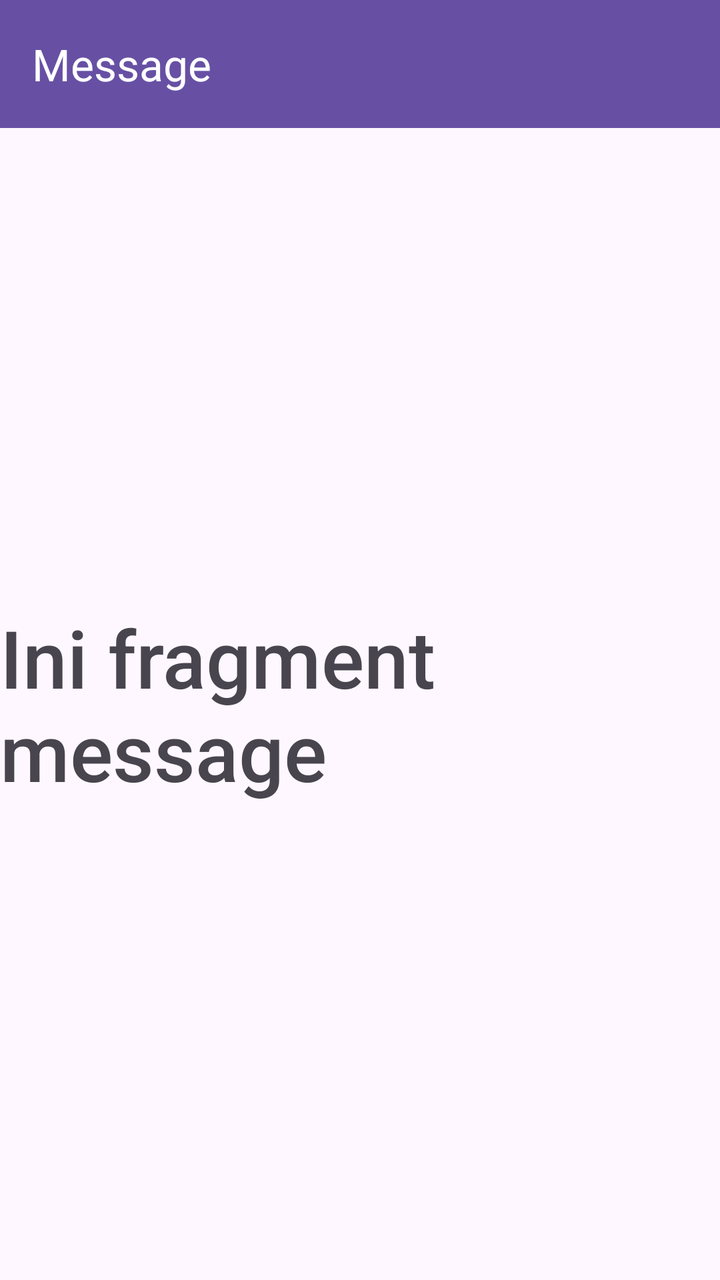
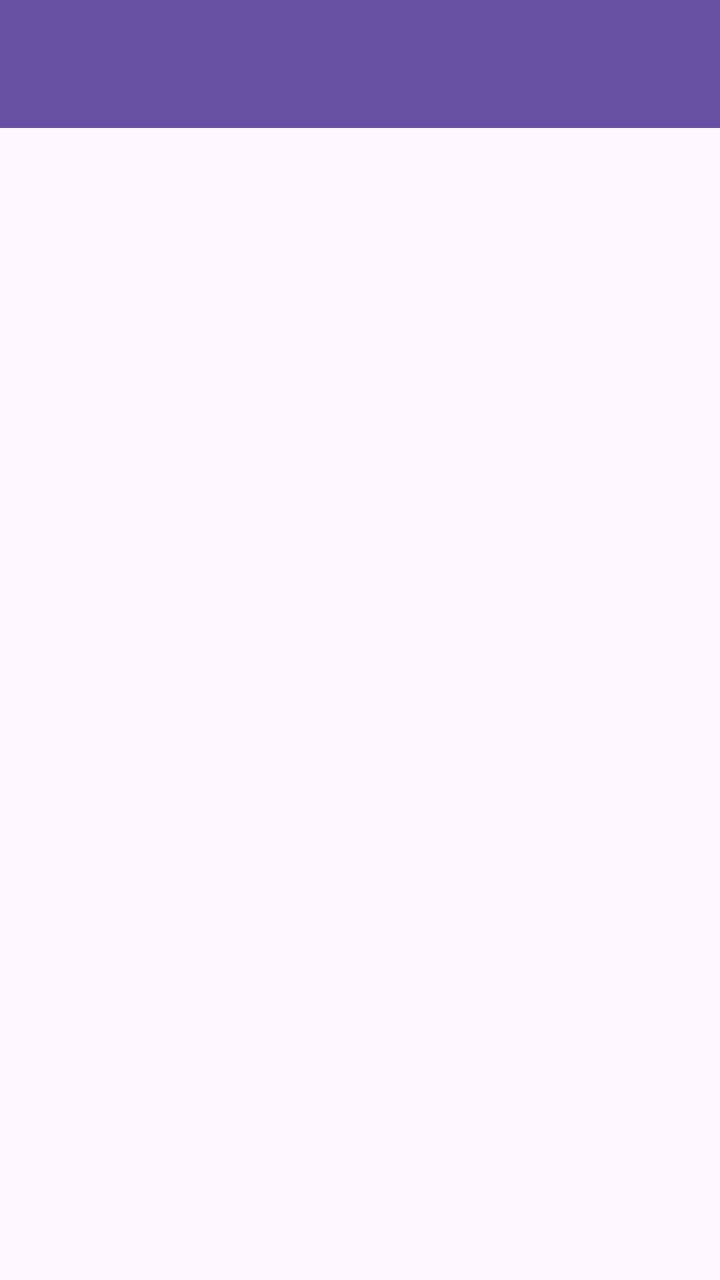

Before-and-after screenshots of an Android layout around one commit, followed by the original layout XML and the change that was made.
<!-- AndroidManifest.xml: application theme Theme.ArsyadApps -->
<!-- res/layout/fragment_message.xml -->
<?xml version="1.0" encoding="utf-8"?>
<androidx.constraintlayout.widget.ConstraintLayout xmlns:android="http://schemas.android.com/apk/res/android"
    xmlns:app="http://schemas.android.com/apk/res-auto"
    xmlns:tools="http://schemas.android.com/tools"
    android:layout_width="match_parent"
    android:layout_height="match_parent"
    tools:context=".Message.MessageFragment">

    <androidx.appcompat.widget.Toolbar
        android:id="@+id/toolbar"
        android:layout_width="match_parent"
        android:layout_height="?attr/actionBarSize"
        android:background="?attr/colorPrimary"
        app:title="Message"
        app:titleTextColor="@android:color/white"
        app:layout_constraintTop_toTopOf="parent" />

    <TextView
        android:layout_width="wrap_content"
        android:layout_height="wrap_content"
        android:fontFamily="sans-serif-medium"
        android:textSize="40sp"
        android:text="Ini fragment message"
        app:layout_constraintBottom_toBottomOf="parent"
        app:layout_constraintEnd_toEndOf="parent"
        app:layout_constraintStart_toStartOf="parent"
        app:layout_constraintTop_toBottomOf="@id/toolbar" />

</androidx.constraintlayout.widget.ConstraintLayout>
<!-- resources referenced by this layout -->
<resources>
  <style name="Theme.ArsyadApps" parent="Base.Theme.ArsyadApps" />
  <style name="Base.Theme.ArsyadApps" parent="Theme.Material3.DayNight.NoActionBar">
          
          
      </style>
</resources>

<!-- the commit's change to res/layout/fragment_message.xml (unified diff, before → after) -->
@@ -1,29 +1,33 @@
 <?xml version="1.0" encoding="utf-8"?>
-<androidx.constraintlayout.widget.ConstraintLayout xmlns:android="http://schemas.android.com/apk/res/android"
+<androidx.coordinatorlayout.widget.CoordinatorLayout
+    xmlns:android="http://schemas.android.com/apk/res/android"
     xmlns:app="http://schemas.android.com/apk/res-auto"
     xmlns:tools="http://schemas.android.com/tools"
     android:layout_width="match_parent"
     android:layout_height="match_parent"
     tools:context=".Message.MessageFragment">
 
-    <androidx.appcompat.widget.Toolbar
-        android:id="@+id/toolbar"
+    <com.google.android.material.appbar.AppBarLayout
+        android:id="@+id/appBarLayout"
         android:layout_width="match_parent"
-        android:layout_height="?attr/actionBarSize"
-        android:background="?attr/colorPrimary"
-        app:title="Message"
-        app:titleTextColor="@android:color/white"
-        app:layout_constraintTop_toTopOf="parent" />
+        android:layout_height="wrap_content"
+        android:theme="@style/ThemeOverlay.AppCompat.Dark.ActionBar">
 
-    <TextView
-        android:layout_width="wrap_content"
-        android:layout_height="wrap_content"
-        android:fontFamily="sans-serif-medium"
-        android:textSize="40sp"
-        android:text="Ini fragment message"
-        app:layout_constraintBottom_toBottomOf="parent"
-        app:layout_constraintEnd_toEndOf="parent"
-        app:layout_constraintStart_toStartOf="parent"
-        app:layout_constraintTop_toBottomOf="@id/toolbar" />
+        <androidx.appcompat.widget.Toolbar
+            android:id="@+id/toolbar"
+            android:layout_width="match_parent"
+            android:layout_height="?attr/actionBarSize"
+            android:background="?attr/colorPrimary"
+            app:layout_scrollFlags="scroll|enterAlways"
+            app:titleTextColor="@android:color/white" />
 
-</androidx.constraintlayout.widget.ConstraintLayout>
+    </com.google.android.material.appbar.AppBarLayout>
+
+
+    <ListView
+        android:id="@+id/listMessageItems"
+        android:layout_width="match_parent"
+        android:layout_height="match_parent"
+        app:layout_behavior="@string/appbar_scrolling_view_behavior" />
+
+</androidx.coordinatorlayout.widget.CoordinatorLayout>
